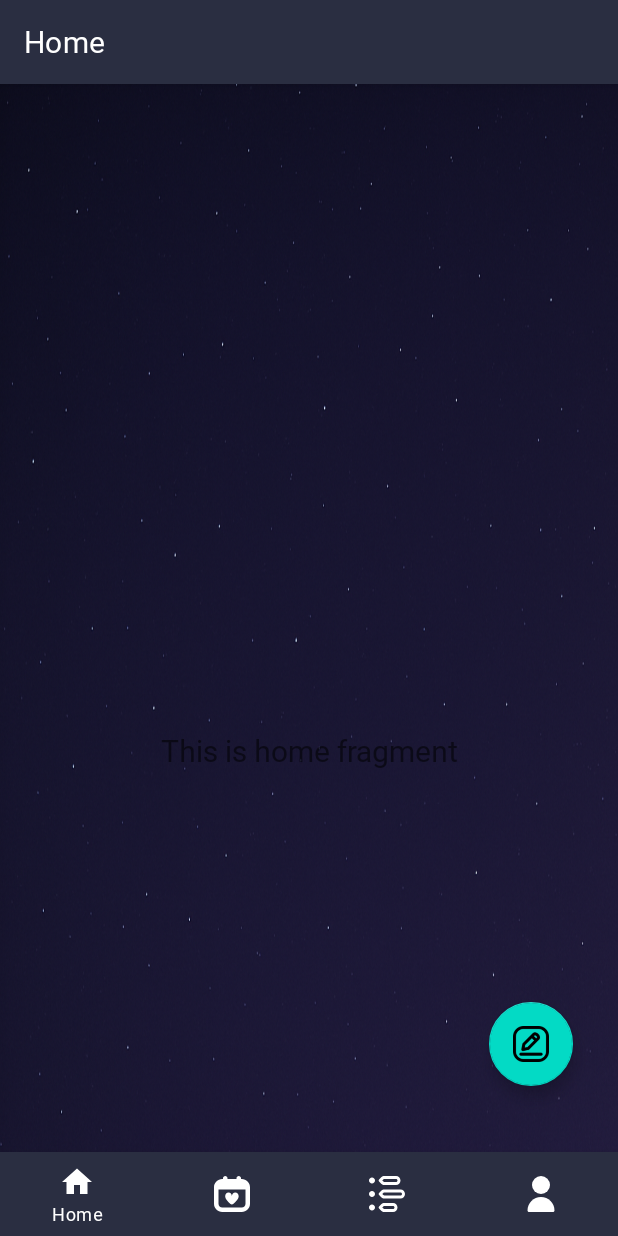
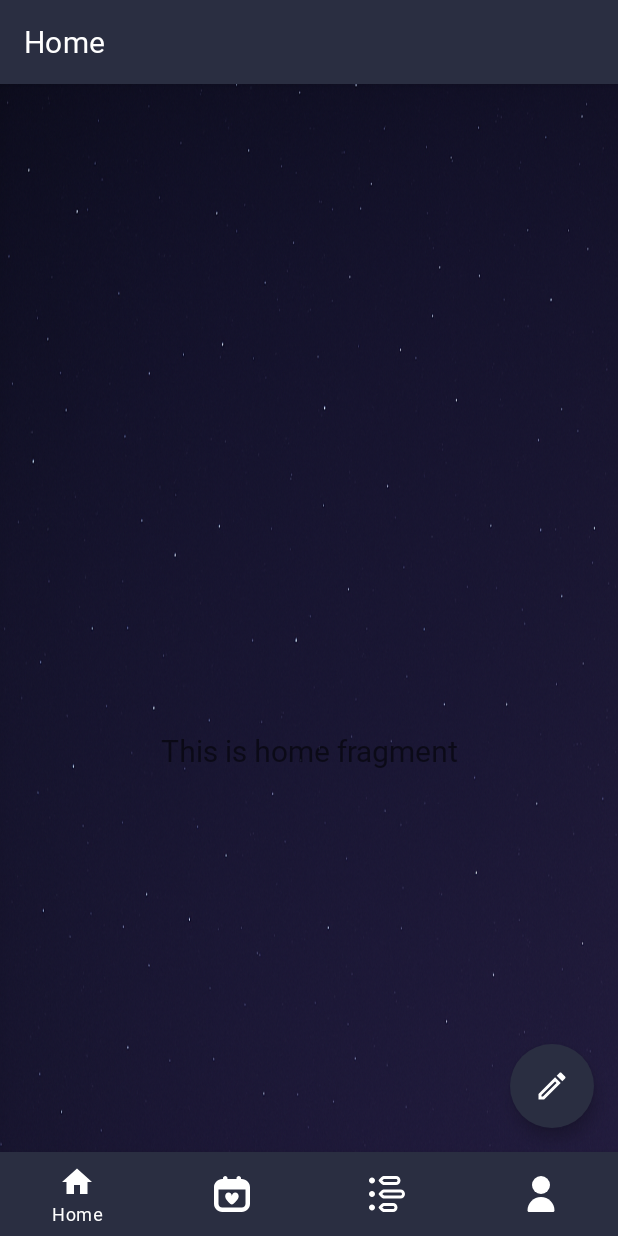
Before and after one commit to 25-Gachon-MobileProgramming/EmoTa-Diary, an Android app: the MainActivity screen opened directly, with no data from a screen before it, on a phone screen of 412 x 824 dp. Run offline under Robolectric (Android 15) with nearby library versions, the phone set to English and light mode, and no system bars; our stand-ins replace Room's generated code, navigation-ui; Roboto replaces fonts that are not available here.

Commit message:
Redesign write fab in main screen

```diff
--- a/app/src/main/java/kr/co/gachon/emotion_diary/MainActivity.java
+++ b/app/src/main/java/kr/co/gachon/emotion_diary/MainActivity.java
@@ -7,6 +7,7 @@ import android.util.Log;
 import android.widget.ImageButton;
 
 import com.google.android.material.bottomnavigation.BottomNavigationView;
+import com.google.android.material.floatingactionbutton.FloatingActionButton;
 
 import androidx.appcompat.app.AppCompatActivity;
 import androidx.navigation.NavController;
@@ -52,9 +53,9 @@ public class MainActivity extends AppCompatActivity {
         NavigationUI.setupActionBarWithNavController(this, navController, appBarConfiguration);
         NavigationUI.setupWithNavController(binding.navView, navController);
 
-        ImageButton imageButton = findViewById(R.id.diary_write_button);
+        FloatingActionButton diaryWriteButton = findViewById(R.id.diary_write_button);
 
-        imageButton.setOnClickListener(v -> {
+        diaryWriteButton.setOnClickListener(v -> {
             Intent intent = new Intent(getApplicationContext(), DiaryWriteActivity.class);
             intent.putExtra("selectedDate", System.currentTimeMillis());
             startActivity(intent);
--- /dev/null
+++ b/app/src/main/res/drawable/pencil_outline.xml
@@ -0,0 +1 @@
+<!-- drawable/pencil_outline.xml --><vector xmlns:android="http://schemas.android.com/apk/res/android" android:height="24dp" android:width="24dp" android:viewportWidth="24" android:viewportHeight="24"><path android:fillColor="#fff" android:pathData="M14.06,9L15,9.94L5.92,19H5V18.08L14.06,9M17.66,3C17.41,3 17.15,3.1 16.96,3.29L15.13,5.12L18.88,8.87L20.71,7.04C21.1,6.65 21.1,6 20.71,5.63L18.37,3.29C18.17,3.09 17.92,3 17.66,3M14.06,6.19L3,17.25V21H6.75L17.81,9.94L14.06,6.19Z" /></vector>
--- a/app/src/main/res/layout/activity_main.xml
+++ b/app/src/main/res/layout/activity_main.xml
@@ -13,14 +13,17 @@
         android:id="@+id/diary_write_button"
         android:layout_width="wrap_content"
         android:layout_height="wrap_content"
-        android:layout_marginEnd="30dp"
-        android:layout_marginBottom="100dp"
+        android:layout_marginEnd="16dp"
+        android:layout_marginBottom="16dp"
+        android:backgroundTint="@color/write_fab_bg"
         android:clickable="true"
+        android:contentDescription="@string/pencil_outline_description"
         android:focusable="true"
-        android:src="@drawable/write_icon"
-        app:layout_constraintBottom_toBottomOf="parent"
-        app:layout_constraintEnd_toEndOf="parent" />
-
+        android:src="@drawable/pencil_outline"
+        app:borderWidth="0dp"
+        app:layout_constraintBottom_toTopOf="@+id/nav_view"
+        app:layout_constraintEnd_toEndOf="parent"
+        app:tint="@color/white" />
 
     <com.google.android.material.bottomnavigation.BottomNavigationView
         android:id="@+id/nav_view"
--- a/app/src/main/res/values/colors.xml
+++ b/app/src/main/res/values/colors.xml
@@ -15,4 +15,6 @@
     <color name="timeline_background">#A9A9A9</color>
     <color name="timeline_text">#FFFFFF</color>
     <color name="timeline_circle_bg">#6E79A0</color>
+
+    <color name="write_fab_bg">#2A2E41</color>
 </resources>
--- a/app/src/main/res/values/strings.xml
+++ b/app/src/main/res/values/strings.xml
@@ -7,4 +7,5 @@
     <string name="answer">Answer</string>
     <string name="diary_write_title">Diary Write</string>
     <string name="current_date">날짜</string>
+    <string name="pencil_outline_description">pencil outline</string>
 </resources>
```
Also changed, not shown: app/src/main/res/drawable/write_icon.png (deleted).
